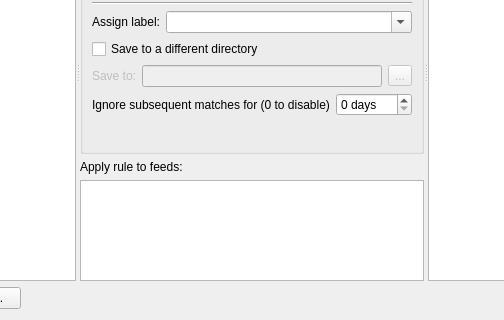
Before: the Qt Designer form src/rss/automatedrssdownloader.ui in SysAdminDoc/qBittorrent-Vanced, drawn with Qt 5; both pictures show x 156 to 660 and y 174 to 494 of the 816 by 494 pixel window.
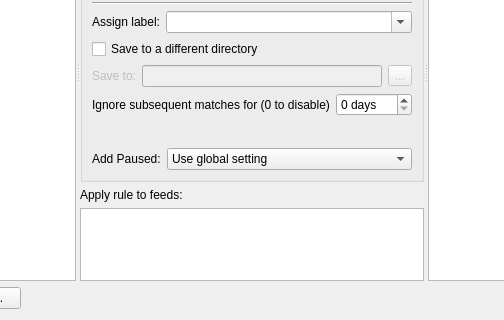
After: the same form once the commit is applied.

Commit message: Support overriding global "Add paused" option in RSS on per rule basis

Diff of the .ui file:
```diff
--- a/src/rss/automatedrssdownloader.ui
+++ b/src/rss/automatedrssdownloader.ui
@@ -394,6 +394,42 @@
             </item>
            </layout>
           </item>
+          <item>
+           <layout class="QHBoxLayout" name="horizontalLayout_6">
+            <item>
+             <widget class="QLabel" name="lblAddPaused">
+              <property name="text">
+               <string>Add Paused:</string>
+              </property>
+             </widget>
+            </item>
+            <item>
+             <widget class="QComboBox" name="comboAddPaused">
+              <property name="sizePolicy">
+               <sizepolicy hsizetype="Expanding" vsizetype="Fixed">
+                <horstretch>0</horstretch>
+                <verstretch>0</verstretch>
+               </sizepolicy>
+              </property>
+              <item>
+               <property name="text">
+                <string>Use global setting</string>
+               </property>
+              </item>
+              <item>
+               <property name="text">
+                <string>Always add paused</string>
+               </property>
+              </item>
+              <item>
+               <property name="text">
+                <string>Never add paused</string>
+               </property>
+              </item>
+             </widget>
+            </item>
+           </layout>
+          </item>
          </layout>
         </widget>
        </item>
```
The commit also changes 6 other files.
